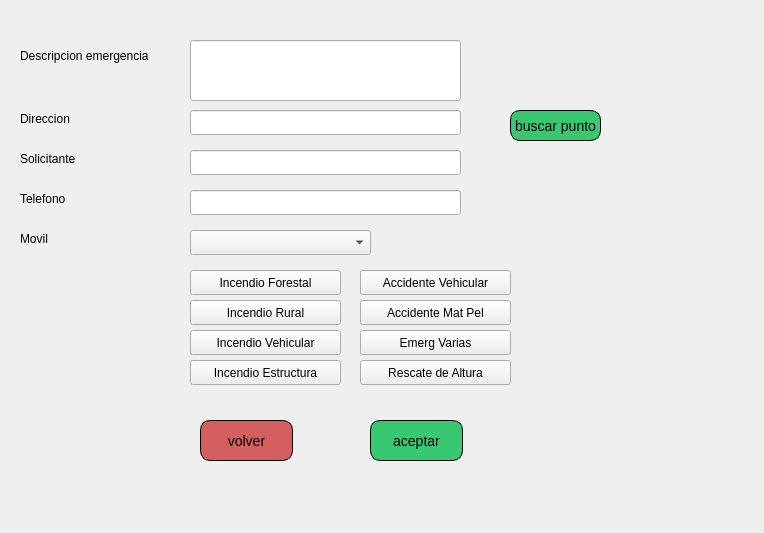
First picture: the form in OnlineRoutingMapper_dialog_base_agendar_pedido.ui, repository valetobares11/EmergencyDispatcher, before the edit.
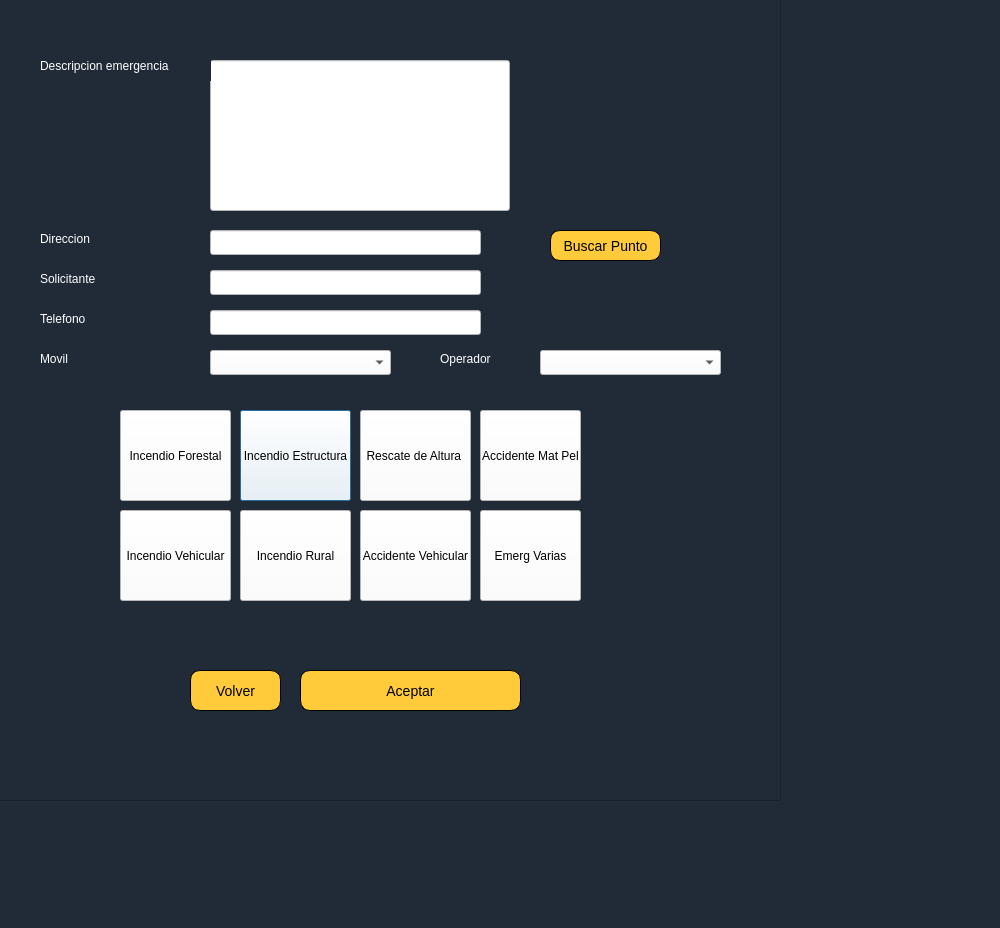
Second picture: the form after the edit. Icons and pictures are not drawn.

Commit message: Modificaciones en la pantalla de inicio y agendar pedido, agregado de apikey

The edit to the form file:
```diff
--- a/OnlineRoutingMapper_dialog_base_agendar_pedido.ui
+++ b/OnlineRoutingMapper_dialog_base_agendar_pedido.ui
@@ -9,8 +9,8 @@
    <rect>
     <x>0</x>
     <y>0</y>
-    <width>764</width>
-    <height>533</height>
+    <width>1000</width>
+    <height>928</height>
    </rect>
   </property>
   <property name="sizePolicy">
@@ -19,45 +19,121 @@
     <verstretch>0</verstretch>
    </sizepolicy>
   </property>
+  <property name="minimumSize">
+   <size>
+    <width>500</width>
+    <height>500</height>
+   </size>
+  </property>
+  <property name="maximumSize">
+   <size>
+    <width>1000</width>
+    <height>1000</height>
+   </size>
+  </property>
   <property name="windowTitle">
    <string>Online Routing Mapper</string>
   </property>
-  <widget class="QLabel" name="label">
+  <property name="styleSheet">
+   <string notr="true">background-color: rgb(33, 43, 56);</string>
+  </property>
+  <widget class="QFrame" name="frame">
    <property name="geometry">
     <rect>
-     <x>20</x>
-     <y>110</y>
-     <width>101</width>
+     <x>-10</x>
+     <y>-10</y>
+     <width>791</width>
+     <height>811</height>
+    </rect>
+   </property>
+   <property name="frameShape">
+    <enum>QFrame::StyledPanel</enum>
+   </property>
+   <property name="frameShadow">
+    <enum>QFrame::Raised</enum>
+   </property>
+   <widget class="QLabel" name="label_6">
+    <property name="geometry">
+     <rect>
+      <x>450</x>
+      <y>360</y>
+      <width>67</width>
      <height>17</height>
     </rect>
    </property>
+    <property name="styleSheet">
+     <string notr="true">color: rgb(255, 255, 255);</string>
+    </property>
    <property name="text">
-    <string>Direccion</string>
-   </property>
-  </widget>
-  <widget class="QLineEdit" name="form_direccion">
+     <string>Operador</string>
+    </property>
+   </widget>
+   <widget class="QLineEdit" name="form_solicitante">
    <property name="geometry">
     <rect>
-     <x>190</x>
-     <y>110</y>
+      <x>220</x>
+      <y>280</y>
      <width>271</width>
      <height>25</height>
     </rect>
+    </property>
+    <property name="styleSheet">
+     <string notr="true">background-color: rgb(255, 255, 255);</string>
+    </property>
+   </widget>
+   <widget class="QLabel" name="label_5">
+    <property name="geometry">
+     <rect>
+      <x>50</x>
+      <y>320</y>
+      <width>67</width>
+      <height>17</height>
+     </rect>
+    </property>
+    <property name="styleSheet">
+     <string notr="true">color: rgb(255, 255, 255);</string>
+    </property>
+    <property name="text">
+     <string>Telefono</string>
+    </property>
+   </widget>
+   <widget class="QPushButton" name="buttonIncendioEstructura">
+    <property name="geometry">
+     <rect>
+      <x>250</x>
+      <y>420</y>
+      <width>111</width>
+      <height>91</height>
+     </rect>
+    </property>
+    <property name="styleSheet">
+     <string notr="true">background-color: rgb(255, 255, 255);</string>
+    </property>
+    <property name="text">
+     <string>Incendio Estructura</string>
    </property>
   </widget>
   <widget class="QPushButton" name="volver">
    <property name="geometry">
     <rect>
      <x>200</x>
-     <y>420</y>
-     <width>93</width>
+      <y>680</y>
+      <width>91</width>
      <height>41</height>
     </rect>
    </property>
+    <property name="font">
+     <font>
+      <pointsize>-1</pointsize>
+      <weight>50</weight>
+      <italic>false</italic>
+      <bold>false</bold>
+     </font>
+    </property>
    <property name="styleSheet">
     <string notr="true">QPushButton {
 font-size:14px;
-background-color:#d35f5f;
+background-color:#ffcb3a;
 border-radius: 10px;
 border: 1px solid black;
 }
@@ -67,254 +143,340 @@
 }</string>
    </property>
    <property name="text">
-    <string>volver</string>
-   </property>
-  </widget>
-  <widget class="QLabel" name="label_2">
-   <property name="geometry">
-    <rect>
-     <x>20</x>
-     <y>40</y>
-     <width>171</width>
-     <height>31</height>
-    </rect>
-   </property>
-   <property name="text">
-    <string>Descripcion emergencia</string>
+     <string>Volver</string>
    </property>
   </widget>
   <widget class="QLineEdit" name="form_descripcion">
    <property name="geometry">
     <rect>
-     <x>190</x>
-     <y>40</y>
-     <width>271</width>
-     <height>61</height>
-    </rect>
-   </property>
-  </widget>
-  <widget class="QPushButton" name="aceptar">
-   <property name="geometry">
-    <rect>
-     <x>370</x>
-     <y>420</y>
-     <width>93</width>
-     <height>41</height>
-    </rect>
+      <x>220</x>
+      <y>70</y>
+      <width>300</width>
+      <height>151</height>
+     </rect>
+    </property>
+    <property name="sizePolicy">
+     <sizepolicy hsizetype="Ignored" vsizetype="Fixed">
+      <horstretch>30</horstretch>
+      <verstretch>0</verstretch>
+     </sizepolicy>
+    </property>
+    <property name="maximumSize">
+     <size>
+      <width>300</width>
+      <height>16777215</height>
+     </size>
+    </property>
+    <property name="acceptDrops">
+     <bool>true</bool>
    </property>
    <property name="styleSheet">
-    <string notr="true">QPushButton {
-font-size:14px;
-background-color:#37c871;
-border-radius: 10px;
-border: 1px solid black;
-}
-
-QPushButton:hover {
-background-color: #2CA02C;
-}</string>
-   </property>
-   <property name="text">
-    <string>aceptar</string>
-   </property>
-  </widget>
-  <widget class="QComboBox" name="comboBox">
-   <property name="geometry">
-    <rect>
-     <x>190</x>
-     <y>230</y>
-     <width>181</width>
-     <height>25</height>
-    </rect>
-   </property>
-  </widget>
-  <widget class="QLabel" name="label_3">
-   <property name="geometry">
-    <rect>
-     <x>20</x>
-     <y>230</y>
-     <width>67</width>
-     <height>17</height>
-    </rect>
-   </property>
+     <string notr="true">background-color: rgb(255, 255, 255);</string>
+    </property>
+    <property name="inputMethodHints">
+     <set>Qt::ImhMultiLine</set>
+    </property>
    <property name="text">
-    <string>Movil</string>
-   </property>
-  </widget>
-  <widget class="QLabel" name="label_4">
-   <property name="geometry">
-    <rect>
-     <x>20</x>
-     <y>150</y>
-     <width>101</width>
-     <height>17</height>
-    </rect>
-   </property>
-   <property name="text">
-    <string>Solicitante</string>
-   </property>
-  </widget>
-  <widget class="QLabel" name="label_5">
-   <property name="geometry">
-    <rect>
-     <x>20</x>
-     <y>190</y>
-     <width>67</width>
-     <height>17</height>
-    </rect>
-   </property>
-   <property name="text">
-    <string>Telefono</string>
-   </property>
-  </widget>
-  <widget class="QLineEdit" name="form_solicitante">
-   <property name="geometry">
-    <rect>
-     <x>190</x>
-     <y>150</y>
-     <width>271</width>
-     <height>25</height>
-    </rect>
-   </property>
-  </widget>
-  <widget class="QLineEdit" name="form_telefono">
-   <property name="geometry">
-    <rect>
-     <x>190</x>
-     <y>190</y>
-     <width>271</width>
-     <height>25</height>
-    </rect>
+     <string/>
+    </property>
+    <property name="maxLength">
+     <number>20</number>
+    </property>
+    <property name="alignment">
+     <set>Qt::AlignLeading|Qt::AlignLeft|Qt::AlignTop</set>
+    </property>
+    <property name="dragEnabled">
+     <bool>false</bool>
    </property>
   </widget>
   <widget class="QPushButton" name="buttonIncendioForestal">
    <property name="geometry">
     <rect>
-     <x>190</x>
-     <y>270</y>
-     <width>151</width>
-     <height>25</height>
-    </rect>
-   </property>
+      <x>130</x>
+      <y>420</y>
+      <width>111</width>
+      <height>91</height>
+     </rect>
+    </property>
+    <property name="styleSheet">
+     <string notr="true">background-color: rgb(255, 255, 255);
+
+</string>
+    </property>
    <property name="text">
     <string>Incendio Forestal</string>
    </property>
   </widget>
+   <widget class="QLabel" name="label">
+    <property name="geometry">
+     <rect>
+      <x>50</x>
+      <y>240</y>
+      <width>101</width>
+      <height>17</height>
+     </rect>
+    </property>
+    <property name="styleSheet">
+     <string notr="true">color: rgb(255, 255, 255);</string>
+    </property>
+    <property name="text">
+     <string>Direccion</string>
+    </property>
+   </widget>
   <widget class="QPushButton" name="buttonIncendioRural">
    <property name="geometry">
     <rect>
-     <x>190</x>
-     <y>300</y>
-     <width>151</width>
-     <height>25</height>
-    </rect>
-   </property>
+      <x>250</x>
+      <y>520</y>
+      <width>111</width>
+      <height>91</height>
+     </rect>
+    </property>
+    <property name="styleSheet">
+     <string notr="true">background-color: rgb(255, 255, 255);</string>
+    </property>
    <property name="text">
     <string>Incendio Rural</string>
    </property>
   </widget>
-  <widget class="QPushButton" name="buttonIncendioEstructura">
+   <widget class="QComboBox" name="comboBox">
    <property name="geometry">
     <rect>
-     <x>190</x>
+      <x>220</x>
      <y>360</y>
-     <width>151</width>
+      <width>181</width>
      <height>25</height>
     </rect>
    </property>
+    <property name="styleSheet">
+     <string notr="true">background-color: rgb(255, 255, 255);</string>
+    </property>
+   </widget>
+   <widget class="QPushButton" name="buttonEmergVarias">
+    <property name="geometry">
+     <rect>
+      <x>490</x>
+      <y>520</y>
+      <width>101</width>
+      <height>91</height>
+     </rect>
+    </property>
+    <property name="styleSheet">
+     <string notr="true">background-color: rgb(255, 255, 255);</string>
+    </property>
    <property name="text">
-    <string>Incendio Estructura</string>
+     <string>Emerg Varias</string>
+    </property>
+   </widget>
+   <widget class="QLabel" name="label_2">
+    <property name="geometry">
+     <rect>
+      <x>50</x>
+      <y>60</y>
+      <width>171</width>
+      <height>31</height>
+     </rect>
+    </property>
+    <property name="styleSheet">
+     <string notr="true">color: rgb(255, 255, 255);</string>
+    </property>
+    <property name="text">
+     <string>Descripcion emergencia</string>
+    </property>
+   </widget>
+   <widget class="QToolButton" name="buttonRescateDeAltura">
+    <property name="geometry">
+     <rect>
+      <x>370</x>
+      <y>420</y>
+      <width>111</width>
+      <height>91</height>
+     </rect>
+    </property>
+    <property name="styleSheet">
+     <string notr="true">background-color: rgb(255, 255, 255);</string>
+    </property>
+    <property name="text">
+     <string>Rescate de Altura </string>
+    </property>
+    <property name="icon">
+     <iconset theme="rescateAltura">
+      <normaloff>.</normaloff>.</iconset>
+    </property>
+    <property name="checkable">
+     <bool>false</bool>
+    </property>
+   </widget>
+   <widget class="QLineEdit" name="form_direccion">
+    <property name="geometry">
+     <rect>
+      <x>220</x>
+      <y>240</y>
+      <width>271</width>
+      <height>25</height>
+     </rect>
+    </property>
+    <property name="styleSheet">
+     <string notr="true">background-color: rgb(255, 255, 255);</string>
    </property>
   </widget>
   <widget class="QPushButton" name="buttonIncendioVehicular">
    <property name="geometry">
     <rect>
-     <x>190</x>
-     <y>330</y>
-     <width>151</width>
-     <height>25</height>
-    </rect>
-   </property>
+      <x>130</x>
+      <y>520</y>
+      <width>111</width>
+      <height>91</height>
+     </rect>
+    </property>
+    <property name="styleSheet">
+     <string notr="true">background-color: rgb(255, 255, 255);</string>
+    </property>
    <property name="text">
     <string>Incendio Vehicular</string>
    </property>
   </widget>
-  <widget class="QPushButton" name="buttonRescateDeAltura">
-   <property name="geometry">
-    <rect>
-     <x>360</x>
-     <y>360</y>
-     <width>151</width>
-     <height>25</height>
-    </rect>
-   </property>
-   <property name="text">
-    <string>Rescate de Altura</string>
-   </property>
-  </widget>
   <widget class="QPushButton" name="buttonAccidenteVehicular">
    <property name="geometry">
     <rect>
-     <x>360</x>
-     <y>270</y>
-     <width>151</width>
-     <height>25</height>
-    </rect>
-   </property>
+      <x>370</x>
+      <y>520</y>
+      <width>111</width>
+      <height>91</height>
+     </rect>
+    </property>
+    <property name="styleSheet">
+     <string notr="true">background-color: rgb(255, 255, 255);</string>
+    </property>
    <property name="text">
     <string>Accidente Vehicular</string>
    </property>
   </widget>
+   <widget class="QLineEdit" name="form_telefono">
+    <property name="geometry">
+     <rect>
+      <x>220</x>
+      <y>320</y>
+      <width>271</width>
+      <height>25</height>
+     </rect>
+    </property>
+    <property name="styleSheet">
+     <string notr="true">background-color: rgb(255, 255, 255);</string>
+    </property>
+   </widget>
+   <widget class="QPushButton" name="aceptar">
+    <property name="geometry">
+     <rect>
+      <x>310</x>
+      <y>680</y>
+      <width>221</width>
+      <height>41</height>
+     </rect>
+    </property>
+    <property name="styleSheet">
+     <string notr="true">QPushButton {
+font-size:14px;
+background-color:#ffcb3a;
+border-radius: 10px;
+border: 1px solid black;
+}
+
+QPushButton:hover {
+background-color: #2CA02C;
+}</string>
+    </property>
+    <property name="text">
+     <string>Aceptar</string>
+    </property>
+   </widget>
   <widget class="QPushButton" name="buttonAccidenteMatPel">
    <property name="geometry">
     <rect>
-     <x>360</x>
-     <y>300</y>
-     <width>151</width>
-     <height>25</height>
-    </rect>
-   </property>
+      <x>490</x>
+      <y>420</y>
+      <width>101</width>
+      <height>91</height>
+     </rect>
+    </property>
+    <property name="styleSheet">
+     <string notr="true">background-color: rgb(255, 255, 255);</string>
+    </property>
    <property name="text">
     <string>Accidente Mat Pel</string>
    </property>
   </widget>
-  <widget class="QPushButton" name="buttonEmergVarias">
-   <property name="geometry">
-    <rect>
-     <x>360</x>
-     <y>330</y>
-     <width>151</width>
-     <height>25</height>
-    </rect>
-   </property>
-   <property name="text">
-    <string>Emerg Varias</string>
-   </property>
-  </widget>
   <widget class="QPushButton" name="buscarPunto">
    <property name="geometry">
     <rect>
-     <x>510</x>
-     <y>110</y>
-     <width>91</width>
+      <x>560</x>
+      <y>240</y>
+      <width>111</width>
      <height>31</height>
     </rect>
    </property>
    <property name="styleSheet">
     <string notr="true">QPushButton {
 font-size:14px;
-background-color:#37c871;
+background-color:#ffcb3a;
 border-radius: 10px;
 border: 1px solid black;
 }
 
+
 QPushButton:hover {
 background-color: #2CA02C;
 }</string>
    </property>
    <property name="text">
-    <string>buscar punto</string>
-   </property>
+     <string>Buscar Punto</string>
+    </property>
+   </widget>
+   <widget class="QLabel" name="label_4">
+    <property name="geometry">
+     <rect>
+      <x>50</x>
+      <y>280</y>
+      <width>101</width>
+      <height>17</height>
+     </rect>
+    </property>
+    <property name="styleSheet">
+     <string notr="true">color: rgb(255, 255, 255);</string>
+    </property>
+    <property name="text">
+     <string>Solicitante</string>
+    </property>
+   </widget>
+   <widget class="QLabel" name="label_3">
+    <property name="geometry">
+     <rect>
+      <x>50</x>
+      <y>360</y>
+      <width>67</width>
+      <height>17</height>
+     </rect>
+    </property>
+    <property name="styleSheet">
+     <string notr="true">color: rgb(255, 255, 255);</string>
+    </property>
+    <property name="text">
+     <string>Movil</string>
+    </property>
+   </widget>
+   <widget class="QComboBox" name="comboBox_2">
+    <property name="geometry">
+     <rect>
+      <x>550</x>
+      <y>360</y>
+      <width>181</width>
+      <height>25</height>
+     </rect>
+    </property>
+    <property name="styleSheet">
+     <string notr="true">background-color: rgb(255, 255, 255);</string>
+    </property>
+   </widget>
   </widget>
  </widget>
  <resources/>
```
Lines whose indentation alone changed are shown as unchanged. The commit also changes 12 other files.
